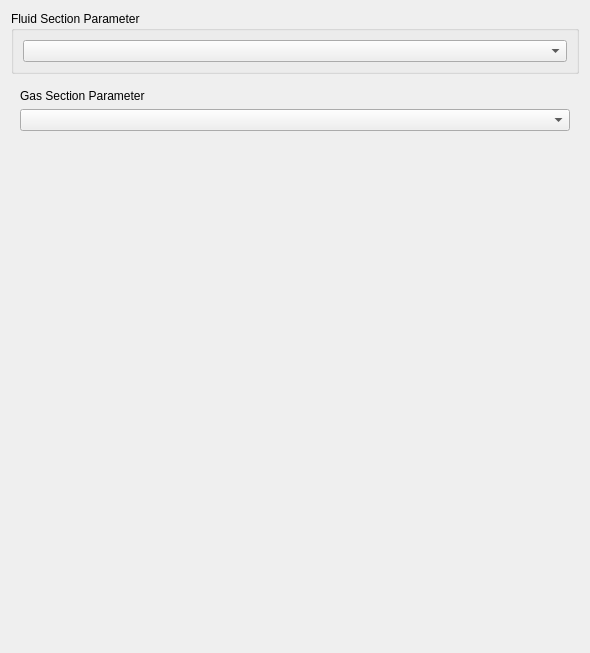
Qt form src/Mod/Fem/Gui/Resources/ui/ElementFluid1D.ui (makkemal/FreeCAD) before a commit.
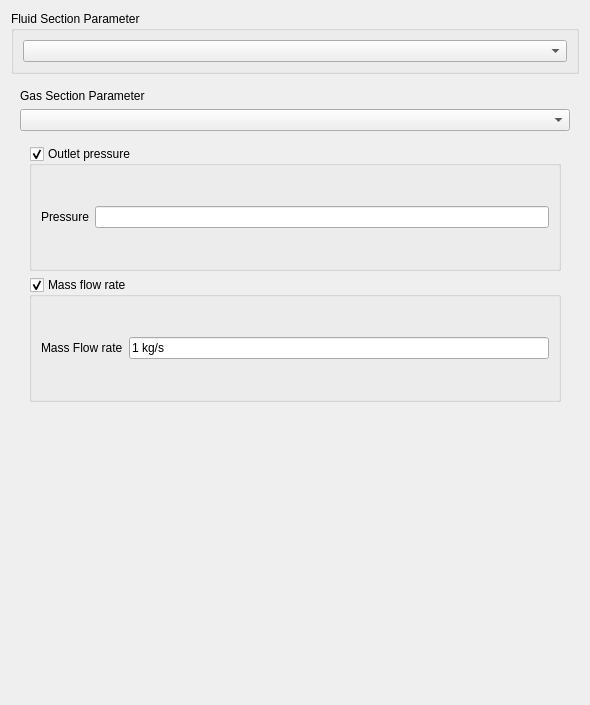
The same form after that commit. The open tabs and pages were chosen to show the change. Custom widgets are drawn as their Qt base class.

Commit message: FEM: GAS Outlet ui added

The edit to the form file:
```diff
--- a/src/Mod/Fem/Gui/Resources/ui/ElementFluid1D.ui
+++ b/src/Mod/Fem/Gui/Resources/ui/ElementFluid1D.ui
@@ -7,7 +7,7 @@
     <x>0</x>
     <y>0</y>
     <width>590</width>
-    <height>653</height>
+    <height>705</height>
    </rect>
   </property>
   <property name="windowTitle">
@@ -923,7 +923,73 @@
          <widget class="QWidget" name="page_16">
           <layout class="QVBoxLayout" name="verticalLayout_23">
            <item>
-            <layout class="QHBoxLayout" name="horizontalLayout_27"/>
+            <widget class="QGroupBox" name="groupBox">
+             <property name="title">
+              <string>Outlet pressure</string>
+             </property>
+             <property name="checkable">
+              <bool>true</bool>
+             </property>
+             <layout class="QVBoxLayout" name="verticalLayout_26">
+              <item>
+               <layout class="QHBoxLayout" name="horizontalLayout_30">
+                <item>
+                 <widget class="QLabel" name="label_32">
+                  <property name="text">
+                   <string>Pressure</string>
+                  </property>
+                 </widget>
+                </item>
+                <item>
+                 <widget class="Gui::InputField" name="if_outletpressure_gas">
+                  <property name="enabled">
+                   <bool>true</bool>
+                  </property>
+                  <property name="text">
+                   <string/>
+                  </property>
+                  <property name="unit" stdset="0">
+                   <string notr="true"> MPa</string>
+                  </property>
+                 </widget>
+                </item>
+               </layout>
+              </item>
+             </layout>
+            </widget>
+           </item>
+           <item>
+            <widget class="QGroupBox" name="groupBox_2">
+             <property name="title">
+              <string>Mass flow rate</string>
+             </property>
+             <property name="checkable">
+              <bool>true</bool>
+             </property>
+             <layout class="QVBoxLayout" name="verticalLayout_27">
+              <item>
+               <layout class="QHBoxLayout" name="horizontalLayout_32">
+                <item>
+                 <widget class="QLabel" name="label_34">
+                  <property name="text">
+                   <string>Mass Flow rate</string>
+                  </property>
+                 </widget>
+                </item>
+                <item>
+                 <widget class="Gui::InputField" name="if_outletflowrate_gas">
+                  <property name="text">
+                   <string>1 kg/s</string>
+                  </property>
+                  <property name="unit" stdset="0">
+                   <string notr="true">kg/s</string>
+                  </property>
+                 </widget>
+                </item>
+               </layout>
+              </item>
+             </layout>
+            </widget>
            </item>
           </layout>
          </widget>
```
Left out of the diff: 8 changed lines with no effect on the pictures.
